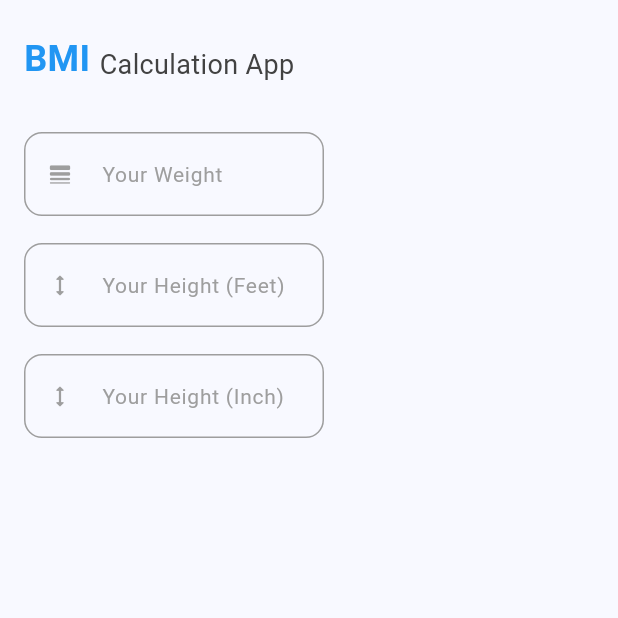
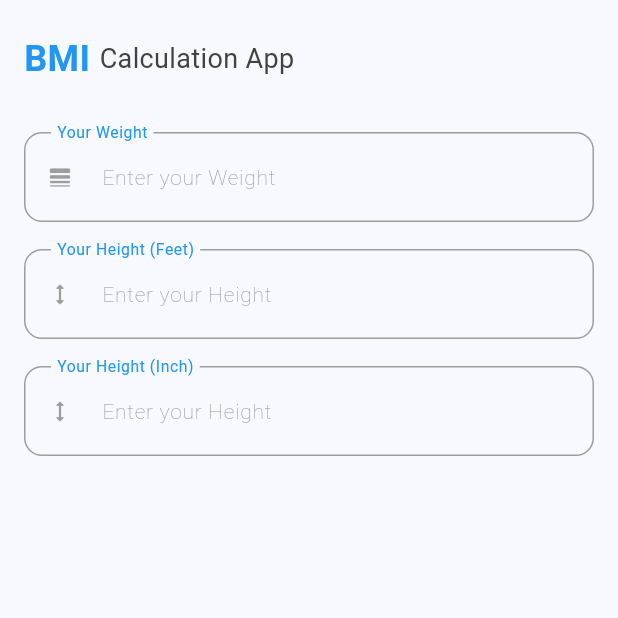
Before and after one commit to crazy-coder-018/bmi_flutter_app, a Flutter app: the screen it shows after launch, on a phone screen of 412 x 824 dp, the top half of it. Run offline on Flutter 3.47's test engine with Material 3 defaults, Android fonts, the phone set to English and light mode, and no system bars.

Commit message:
Text field updated

```diff
--- a/bmi_flutter_app/lib/main.dart
+++ b/bmi_flutter_app/lib/main.dart
@@ -44,9 +44,9 @@ class _MyHomePageState extends State<MyHomePage> {
             Padding(
               padding: const EdgeInsets.only(top: 22.0, left: 16.0),
               child: Row(
-                crossAxisAlignment: CrossAxisAlignment.end,
+                crossAxisAlignment: CrossAxisAlignment.center,
                 children: [
-                  // BMI (Text)
+                  // BMI stands for "Body Mass Index", (Text)
                   Text(
                     'BMI ',
                     style: TextStyle(
--- a/bmi_flutter_app/lib/widgets/my_text_field.dart
+++ b/bmi_flutter_app/lib/widgets/my_text_field.dart
@@ -20,20 +20,26 @@ class MyTextField extends StatelessWidget {
   @override
   Widget build(BuildContext context) {
     return Padding(
-      padding: const EdgeInsets.only(left: 16.0),
+      padding: const EdgeInsets.only(left: 16.0, right: 16.0),
       child: SizedBox(
-        width: 200,
+        width: 400,
         child: TextField(
           controller: myController,
           cursorColor: Colors.blue,
           cursorHeight: 22,
           keyboardType: TextInputType.numberWithOptions(),
           decoration: InputDecoration(
+            contentPadding: EdgeInsets.all(18),
+            floatingLabelBehavior: FloatingLabelBehavior.always,
             label: Text(labelText),
-            labelStyle: TextStyle(fontSize: 14, color: Colors.grey),
+            labelStyle: TextStyle(fontSize: 14, color: Colors.blue),
             prefixIcon: icon,
             hintText: hintText,
-            hintStyle: TextStyle(color: Colors.grey, fontSize: 14),
+            hintStyle: TextStyle(
+              color: Colors.grey,
+              fontSize: 14,
+              fontWeight: FontWeight.w200,
+            ),
             enabledBorder: OutlineInputBorder(
               borderSide: BorderSide(color: Colors.grey),
               borderRadius: BorderRadius.circular(12),
```
